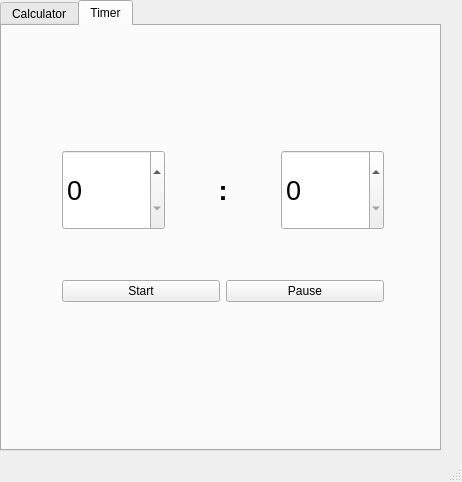
First picture: the form in mainwindow.ui, repository Chtx666/Calc, before the edit.
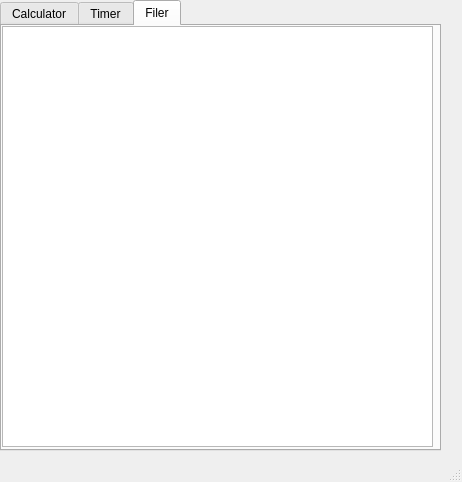
Second picture: the form after the edit.

Patch:
```diff
--- a/mainwindow.ui
+++ b/mainwindow.ui
@@ -24,7 +24,7 @@
      </rect>
     </property>
     <property name="currentIndex">
-     <number>1</number>
+     <number>2</number>
     </property>
     <widget class="QWidget" name="calcTab">
      <attribute name="title">
@@ -404,6 +404,21 @@
       </layout>
      </widget>
     </widget>
+    <widget class="QWidget" name="tab">
+     <attribute name="title">
+      <string>Filer</string>
+     </attribute>
+     <widget class="QTextEdit" name="textEdit">
+      <property name="geometry">
+       <rect>
+        <x>0</x>
+        <y>0</y>
+        <width>431</width>
+        <height>421</height>
+       </rect>
+      </property>
+     </widget>
+    </widget>
    </widget>
   </widget>
   <widget class="QStatusBar" name="statusbar"/>
```
